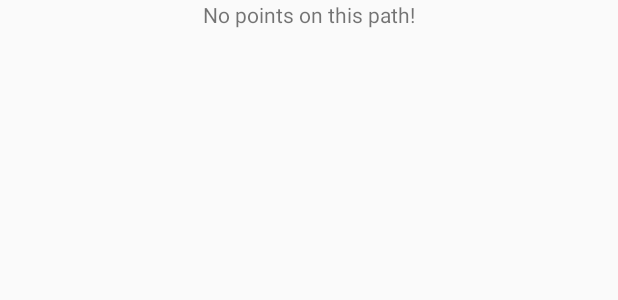
After one commit to ucll-mobile-2021/project-dieterrafaeljonas, an Android app: the layout no_points_on_path.xml on its own in the app's theme, with its tools: preview values and no code run, on a phone screen of 412 x 824 dp. The commit adds this screen. Shown: the top 300 px of the screen. Run offline under Robolectric (Android 15) with nearby library versions, the phone set to English and light mode, and no system bars.

Commit message:
no points on path gives error pathfinder

```diff
--- /dev/null
+++ b/app/src/main/res/layout/no_points_on_path.xml
@@ -0,0 +1,18 @@
+<?xml version="1.0" encoding="utf-8"?>
+<androidx.constraintlayout.widget.ConstraintLayout
+    xmlns:android="http://schemas.android.com/apk/res/android"
+    xmlns:app="http://schemas.android.com/apk/res-auto"
+    xmlns:tools="http://schemas.android.com/tools"
+    android:layout_width="match_parent"
+    android:layout_height="match_parent">
+
+    <TextView
+        android:id="@+id/textView5"
+        android:layout_width="wrap_content"
+        android:layout_height="wrap_content"
+        android:text="@string/no_path_error"
+        android:contentDescription="@string/no_path_error"
+        app:layout_constraintEnd_toEndOf="parent"
+        app:layout_constraintStart_toStartOf="parent"
+        app:layout_constraintTop_toTopOf="parent" />
+</androidx.constraintlayout.widget.ConstraintLayout>
--- a/app/src/main/res/values/strings.xml
+++ b/app/src/main/res/values/strings.xml
@@ -8,6 +8,7 @@
     <string name="no_internet_messsage">Sorry, you have no internet connection.</string>
     <string name="no_name_given_error_message">You have to specify the name first!</string>
     <string name="no_name_given_error">No name given!</string>
+    <string name="no_path_error">No points on this path!</string>
     <string-array name="pathfinder_methods">
         <item>driving</item>
         <item>walking</item>
```
Also changed, not shown: app/src/main/java/com/example/projectmobiledev/pathFinder/PathFinder.kt (+17 -4 lines).
